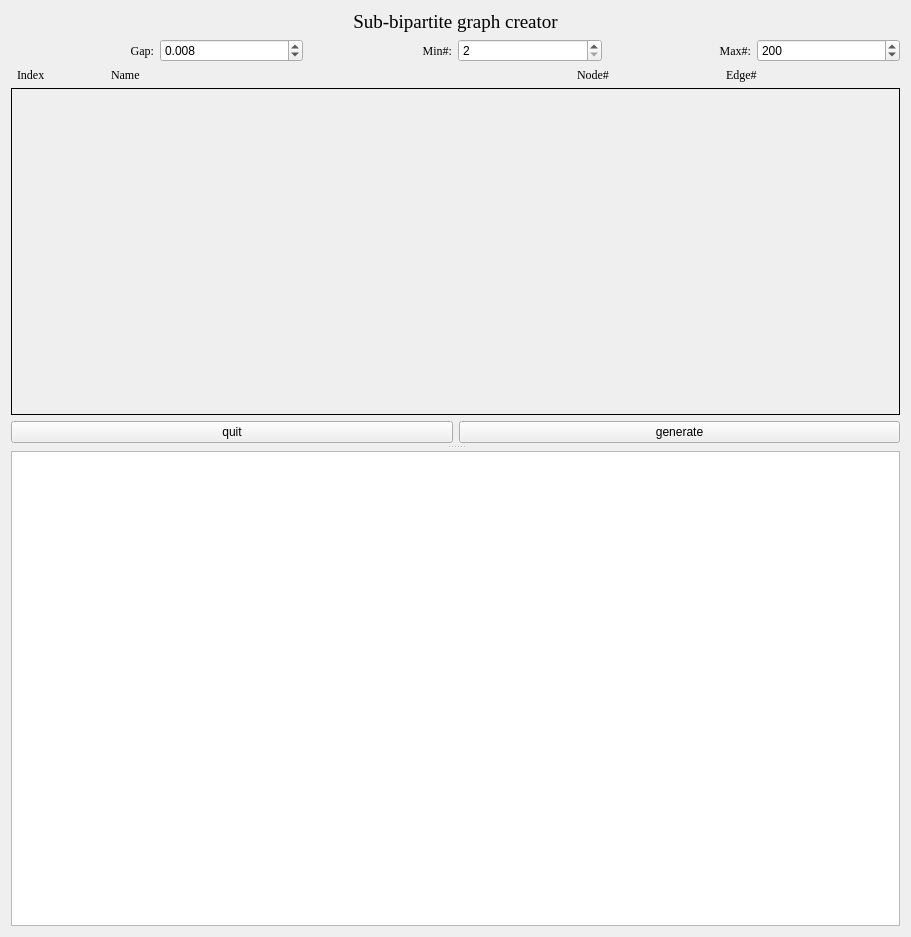
yujianke100/Sub-Bipartite-Graph-Creator, file design.ui: the form before one commit.
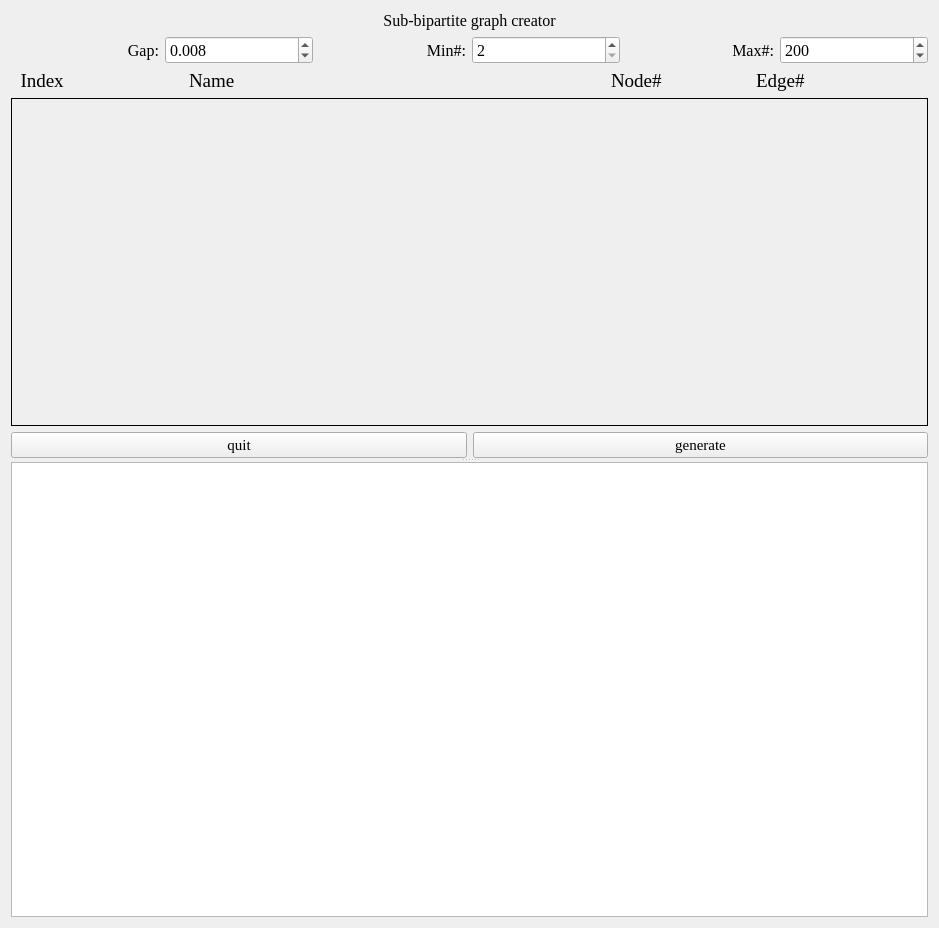
The form after the commit.

What changed in the file:
```diff
--- a/design.ui
+++ b/design.ui
@@ -9,8 +9,8 @@
    <rect>
     <x>0</x>
     <y>0</y>
-    <width>911</width>
-    <height>937</height>
+    <width>939</width>
+    <height>928</height>
    </rect>
   </property>
   <property name="windowTitle">
@@ -25,20 +25,14 @@
      <property name="orientation">
       <enum>Qt::Vertical</enum>
      </property>
-     <property name="opaqueResize">
-      <bool>true</bool>
-     </property>
-     <property name="handleWidth">
-      <number>8</number>
-     </property>
-     <widget class="QWidget" name="">
+     <widget class="QWidget" name="layoutWidget">
       <layout class="QVBoxLayout" name="verticalLayout">
        <item>
         <widget class="QLabel" name="label">
          <property name="font">
           <font>
            <family>Times New Roman</family>
-           <pointsize>14</pointsize>
+           <pointsize>12</pointsize>
           </font>
          </property>
          <property name="text">
@@ -56,6 +50,7 @@
            <property name="font">
             <font>
              <family>Times New Roman</family>
+             <pointsize>12</pointsize>
             </font>
            </property>
            <property name="layoutDirection">
@@ -71,6 +66,12 @@
          </item>
          <item>
           <widget class="QDoubleSpinBox" name="gap_num">
+           <property name="font">
+            <font>
+             <family>Times New Roman</family>
+             <pointsize>12</pointsize>
+            </font>
+           </property>
            <property name="decimals">
             <number>3</number>
            </property>
@@ -93,6 +94,7 @@
            <property name="font">
             <font>
              <family>Times New Roman</family>
+             <pointsize>12</pointsize>
             </font>
            </property>
            <property name="frameShape">
@@ -111,6 +113,12 @@
          </item>
          <item>
           <widget class="QSpinBox" name="min_box">
+           <property name="font">
+            <font>
+             <family>Times New Roman</family>
+             <pointsize>12</pointsize>
+            </font>
+           </property>
            <property name="minimum">
             <number>2</number>
            </property>
@@ -124,6 +132,7 @@
            <property name="font">
             <font>
              <family>Times New Roman</family>
+             <pointsize>12</pointsize>
             </font>
            </property>
            <property name="text">
@@ -136,6 +145,12 @@
          </item>
          <item>
           <widget class="QSpinBox" name="max_box">
+           <property name="font">
+            <font>
+             <family>Times New Roman</family>
+             <pointsize>12</pointsize>
+            </font>
+           </property>
            <property name="minimum">
             <number>3</number>
            </property>
@@ -150,12 +165,13 @@
         </layout>
        </item>
        <item>
-        <layout class="QHBoxLayout" name="horizontalLayout_2" stretch="5,30,9,11">
+        <layout class="QHBoxLayout" name="horizontalLayout_2" stretch="5,1,15,5,5,1">
          <item>
-          <widget class="QLabel" name="label_5">
+          <widget class="QLabel" name="label_9">
            <property name="font">
             <font>
              <family>Times New Roman</family>
+             <pointsize>14</pointsize>
             </font>
            </property>
            <property name="text">
@@ -166,15 +182,32 @@
            </property>
           </widget>
          </item>
+         <item>
+          <widget class="QLabel" name="label_5">
+           <property name="font">
+            <font>
+             <family>Times New Roman</family>
+             <pointsize>14</pointsize>
+            </font>
+           </property>
+           <property name="text">
+            <string/>
+           </property>
+           <property name="alignment">
+            <set>Qt::AlignLeading|Qt::AlignLeft|Qt::AlignVCenter</set>
+           </property>
+          </widget>
+         </item>
          <item>
           <widget class="QLabel" name="label_6">
            <property name="font">
             <font>
              <family>Times New Roman</family>
+             <pointsize>14</pointsize>
             </font>
            </property>
            <property name="text">
-            <string>     Name</string>
+            <string>Name</string>
            </property>
            <property name="alignment">
             <set>Qt::AlignLeading|Qt::AlignLeft|Qt::AlignVCenter</set>
@@ -186,6 +219,7 @@
            <property name="font">
             <font>
              <family>Times New Roman</family>
+             <pointsize>14</pointsize>
             </font>
            </property>
            <property name="text">
@@ -201,6 +235,7 @@
            <property name="font">
             <font>
              <family>Times New Roman</family>
+             <pointsize>14</pointsize>
             </font>
            </property>
            <property name="text">
@@ -211,10 +246,32 @@
            </property>
           </widget>
          </item>
+         <item>
+          <widget class="QLabel" name="label_10">
+           <property name="font">
+            <font>
+             <family>Times New Roman</family>
+             <pointsize>12</pointsize>
+            </font>
+           </property>
+           <property name="text">
+            <string/>
+           </property>
+           <property name="alignment">
+            <set>Qt::AlignLeading|Qt::AlignLeft|Qt::AlignVCenter</set>
+           </property>
+          </widget>
+         </item>
         </layout>
        </item>
        <item>
         <widget class="QScrollArea" name="scrollArea">
+         <property name="font">
+          <font>
+           <family>Courier New</family>
+           <pointsize>14</pointsize>
+          </font>
+         </property>
          <property name="frameShape">
           <enum>QFrame::Box</enum>
          </property>
@@ -232,8 +289,8 @@
            <rect>
             <x>0</x>
             <y>0</y>
-            <width>885</width>
-            <height>329</height>
+            <width>913</width>
+            <height>314</height>
            </rect>
           </property>
          </widget>
@@ -243,6 +300,12 @@
         <layout class="QHBoxLayout" name="horizontalLayout_3">
          <item>
           <widget class="QPushButton" name="quit">
+           <property name="font">
+            <font>
+             <family>Times New Roman</family>
+             <pointsize>11</pointsize>
+            </font>
+           </property>
            <property name="text">
             <string>quit</string>
            </property>
@@ -250,6 +313,12 @@
          </item>
          <item>
           <widget class="QPushButton" name="generate">
+           <property name="font">
+            <font>
+             <family>Times New Roman</family>
+             <pointsize>11</pointsize>
+            </font>
+           </property>
            <property name="text">
             <string>generate</string>
            </property>
@@ -263,7 +332,7 @@
       <property name="font">
        <font>
         <family>Courier New</family>
-        <pointsize>12</pointsize>
+        <pointsize>14</pointsize>
        </font>
       </property>
      </widget>
```
Left out of the diff: 2 changed lines with no effect on the pictures.
